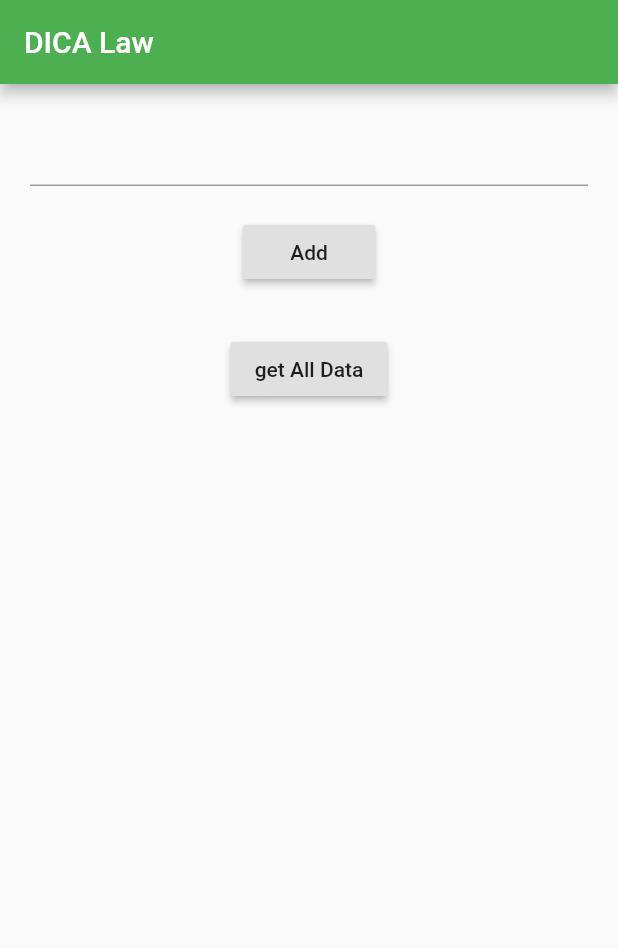
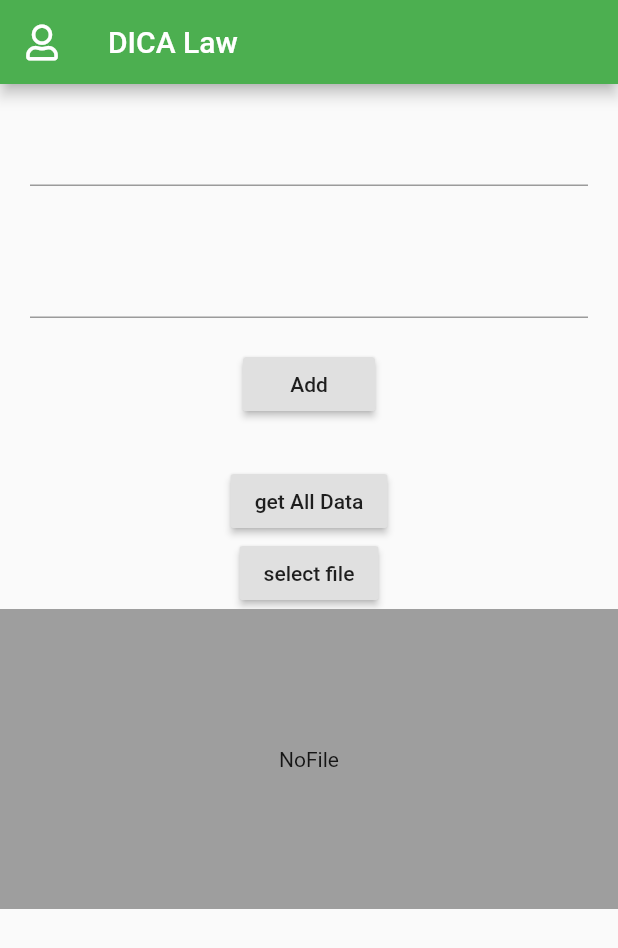
Before and after one commit to MyoLinOo/SQFlite_insert_read, a Flutter app: the screen it shows after launch, after a tap on "Add", on a phone screen of 412 x 824 dp. Shown: the top 948 px of the screen. Run offline on Flutter 3.47's test engine with Material 2 defaults, Android fonts, the phone set to English and light mode, and no system bars; our stand-ins replace file_picker, font_awesome_flutter, image_picker, sqflite; missing offline and left inert: pdf_flutter, syncfusion_flutter_pdfviewer; accounts and stored records are empty.

```diff
--- a/lib/Test.dart
+++ b/lib/Test.dart
@@ -6,16 +6,23 @@ import 'package:path/path.dart';
 final String tableName = 'todo';
 final String column_id = 'id';
 final String column_name = 'name';
+final String column_pdfname = 'pdfname';
+final String colunm_path = 'path';
 
 class Tast {
-  int id;
+  final int id;
   final String name;
+  final String pdfname;
+  final String path;
 
-  Tast({this.id, this.name});
+  Tast({this.id, this.name, this.pdfname, this.path});
 
   Map<String, dynamic> toMap() {
     return {
       column_name: this.name,
+      column_id: this.id,
+      column_pdfname: this.pdfname,
+      colunm_path: this.path,
     };
   }
 }
@@ -26,36 +33,31 @@ class TestHelper {
   TestHelper() {
     initDatabase();
   }
+
   Future<void> initDatabase() async {
     var databasesPath = await getDatabasesPath();
-    var path = join(databasesPath, "my_database.db");
+    var path = join(databasesPath, "your_database.db");
 
-// Check if the database exists
     var exists = await databaseExists(path);
 
     if (!exists) {
-      // Should happen only the first time you launch your application
-      print("Creating new copy from asset");
-
-      // Make sure the parent directory exists
       try {
         await Directory(dirname(path)).create(recursive: true);
-      } catch (_) {}
-
-      // Copy from asset
-      ByteData data = await rootBundle.load(join("db", "my_database.db"));
+      } catch (_) {
+        print(_);
+      }
+      ByteData data = await rootBundle.load(join("db", "m_database.db"));
       List<int> bytes =
           data.buffer.asUint8List(data.offsetInBytes, data.lengthInBytes);
-
-      // Write and flush the bytes written
       await File(path).writeAsBytes(bytes, flush: true);
     } else {
       print("Opening existing database");
     }
-// open the database
-    db = await openDatabase(path, readOnly: true);
+
+    db = await openDatabase(path, readOnly: false);
 
     return db;
+
     // db = await openDatabase(join(await getDatabasesPath(), 'my_database'),
     //     onCreate: (db, version) {
     //   return db.execute(
@@ -63,10 +65,11 @@ class TestHelper {
     // }, version: 1);
   }
 
-  Future<void> insertTest(Tast test) async {
+  Future<Tast> insertTest(Tast test) async {
     try {
-      db.insert(tableName, test.toMap(),
-          conflictAlgorithm: ConflictAlgorithm.replace);
+      await db.insert(tableName, test.toMap());
+      // conflictAlgorithm: ConflictAlgorithm.replace);
+      return test;
     } catch (e) {
       print(e);
     }
@@ -75,7 +78,12 @@ class TestHelper {
   Future<List<Tast>> getAllTest() async {
     final List<Map<String, dynamic>> tesks = await db.query(tableName);
     return List.generate(tesks.length, (i) {
-      return Tast(id: tesks[i][column_id], name: tesks[i][column_name]);
+      return Tast(
+        id: tesks[i][column_id],
+        name: tesks[i][column_name],
+        pdfname: tesks[i][column_pdfname],
+        path: tesks[i][colunm_path],
+      );
     });
   }
 }
--- a/lib/main.dart
+++ b/lib/main.dart
@@ -1,12 +1,20 @@
+import 'dart:io';
+
+import 'dart:typed_data';
+import 'dart:ui';
+import 'package:font_awesome_flutter/font_awesome_flutter.dart';
+import 'package:path/path.dart';
+import 'package:path_provider/path_provider.dart';
+import 'package:file_picker/file_picker.dart';
 import 'package:flutter/material.dart';
+import 'package:image_picker/image_picker.dart';
 import 'package:myanmar_dica_law_2/List.dart';
+import 'package:pdf_flutter/pdf_flutter.dart';
 
 import 'Test.dart';
 
 void main() {
-
   runApp(MyApp());
-
 }
 
 class MyApp extends StatelessWidget {
@@ -29,20 +37,61 @@ class MyHomePage extends StatefulWidget {
 }
 
 class _MyHomePageState extends State<MyHomePage> {
+  final idcontroller = TextEditingController();
   final controller = TextEditingController();
+  final filecontroller = TextEditingController();
+
+
+  File file;
+  Future<File> imageFile;
+  Image image;
+  List<Tast> images;
+  String pdfString = '';
 
   List<Tast> testList = [];
   Tast currentTast;
-  final TestHelper _testHelper = TestHelper();
+  TestHelper _testHelper = TestHelper();
+
+  @override
+  void initState() {
+    super.initState();
+
+    _testHelper = TestHelper();
+  }
+
+  _getfile(BuildContext context) async {
+    try {
+      File pickedFile = await FilePicker.getFile(
+        allowedExtensions: ['pdf'],
+        type: FileType.custom,
+      );
+      if (pickedFile != null) {
+        setState(() {
+          file = pickedFile;
+          pdfString = file.path;
+        });
+      }
+    } catch (e) {
+      print(e);
+    }
+  }
 
   @override
   Widget build(BuildContext context) {
     return Scaffold(
       appBar: AppBar(
+        leading: Icon(FontAwesomeIcons.user),
         title: Text("DICA Law"),
       ),
       body: Column(
         children: [
+          Padding(
+            padding: const EdgeInsets.all(20.0),
+            child: TextField(
+              keyboardType: TextInputType.number,
+              controller: idcontroller,
+            ),
+          ),
           Padding(
             padding: const EdgeInsets.all(20.0),
             child: TextField(
@@ -51,7 +100,13 @@ class _MyHomePageState extends State<MyHomePage> {
           ),
           RaisedButton(
             onPressed: () {
-              currentTast = Tast(name: controller.text);
+              idcontroller.clear();
+              controller.clear();
+              file = null;
+              currentTast = Tast(
+                  id: int.parse(idcontroller.text),
+                  name: controller.text,
+                  pdfname: pdfString);
               _testHelper.insertTest(currentTast);
             },
             child: Text("Add"),
@@ -72,6 +127,24 @@ class _MyHomePageState extends State<MyHomePage> {
             },
             child: Text("get All Data"),
           ),
+          RaisedButton(
+            onPressed: () {
+              _getfile(context);
+            },
+            child: Text("select file"),
+          ),
+          file != null
+              ? PDF.file(
+                  file,
+                  height: 200,
+                 width: double.infinity,
+                )
+              : Container(
+                  width: double.infinity,
+                  height: 200,
+                  color: Colors.grey,
+                  child: Center(child: Text("NoFile")),
+                )
         ],
       ),
     );
```
Also changed, not shown: lib/List.dart (+15 -1 lines), lib/pdf_viewer.dart (added, +47 -0 lines), pubspec.yaml (+11 -1 lines), pubspec.lock, 14 other files.
